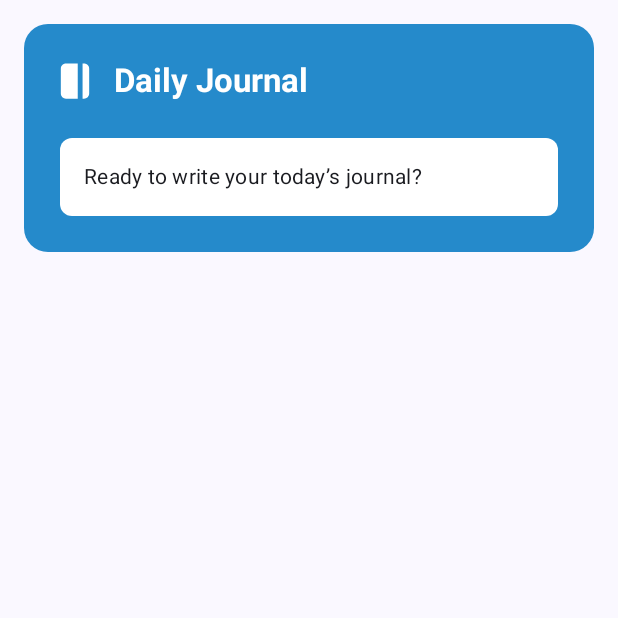
After one commit to daily-cloud/daily-cloud-md, an Android app built with Jetpack Compose: the composable JournalPreview called with empty values, on a phone screen of 412 x 824 dp, the top half of it. The commit adds this screen. Run offline under Robolectric (Android 15) with nearby library versions, the phone set to English and light mode, and no system bars; 2 statements that could not run were skipped.

Commit message:
[Journal] Tampilan Preview & Journal

```diff
--- /dev/null
+++ b/app/src/main/java/com/dailycloud/dailycloud/ui/components/JournalPreview.kt
@@ -0,0 +1,75 @@
+package com.dailycloud.dailycloud.ui.components
+
+import androidx.compose.foundation.background
+import androidx.compose.foundation.clickable
+import androidx.compose.foundation.layout.Arrangement
+import androidx.compose.foundation.layout.Box
+import androidx.compose.foundation.layout.Column
+import androidx.compose.foundation.layout.Row
+import androidx.compose.foundation.layout.fillMaxWidth
+import androidx.compose.foundation.layout.padding
+import androidx.compose.foundation.shape.RoundedCornerShape
+import androidx.compose.material3.Icon
+import androidx.compose.material3.MaterialTheme
+import androidx.compose.material3.Surface
+import androidx.compose.material3.Text
+import androidx.compose.runtime.Composable
+import androidx.compose.ui.Alignment
+import androidx.compose.ui.Modifier
+import androidx.compose.ui.graphics.Color
+import androidx.compose.ui.graphics.vector.ImageVector
+import androidx.compose.ui.res.painterResource
+import androidx.compose.ui.res.stringResource
+import androidx.compose.ui.text.font.FontWeight
+import androidx.compose.ui.text.style.TextOverflow
+import androidx.compose.ui.tooling.preview.Preview
+import androidx.compose.ui.unit.dp
+import com.dailycloud.dailycloud.R
+import com.dailycloud.dailycloud.ui.theme.DailyCloudTheme
+import com.dailycloud.dailycloud.ui.theme.Primary
+
+@Composable
+fun JournalPreview(
+    modifier: Modifier = Modifier,
+    journalContent: String?,
+    toJournal: () -> Unit,
+) {
+    Column(
+        modifier = modifier
+            .padding(16.dp)
+            .fillMaxWidth()
+            .background(color = Primary, shape = RoundedCornerShape(16.dp))
+    ) {
+        Row(
+            modifier = Modifier.padding(24.dp),
+            horizontalArrangement = Arrangement.spacedBy(16.dp),
+            verticalAlignment = Alignment.CenterVertically
+        ) {
+            Icon(
+                painter = painterResource(R.drawable.journal),
+                contentDescription = stringResource(R.string.daily_journal),
+                tint = Color.White,
+            )
+            Text(stringResource(
+                R.string.daily_journal),
+                color = Color.White,
+                fontWeight = FontWeight.Bold,
+                style = MaterialTheme.typography.titleLarge
+            )
+        }
+        Box(
+            modifier = Modifier
+                .fillMaxWidth()
+                .padding(start = 24.dp, end = 24.dp, bottom = 24.dp)
+                .background(color = Color.White, shape = RoundedCornerShape(8.dp)),
+        ) {
+            Text(
+                journalContent ?: stringResource(R.string.ready_to_write_your_today_s_journal),
+                style = MaterialTheme.typography.bodyMedium,
+                maxLines = 3,
+                overflow = TextOverflow.Ellipsis,
+                modifier = Modifier.fillMaxWidth().clickable { toJournal() }.padding(16.dp),
+            )
+        }
+    }
+}
--- /dev/null
+++ b/app/src/main/res/drawable/journal.xml
@@ -0,0 +1,4 @@
+<vector android:height="24dp" android:viewportHeight="19"
+    android:viewportWidth="16" android:width="20.210526dp" xmlns:android="http://schemas.android.com/apk/res/android">
+    <path android:fillColor="#ffffff" android:pathData="M9.461,19H3.188C2.458,18.999 1.759,18.718 1.244,18.218C0.728,17.718 0.438,17.04 0.438,16.333V3C0.438,2.293 0.728,1.615 1.244,1.115C1.759,0.615 2.458,0.334 3.188,0.333H9.461V19ZM12.813,19H12.039V0.333H12.813C13.542,0.334 14.241,0.615 14.756,1.115C15.272,1.615 15.562,2.293 15.563,3V16.333C15.562,17.04 15.272,17.718 14.756,18.218C14.241,18.718 13.542,18.999 12.813,19Z"/>
+</vector>
```
Also changed, not shown: app/src/main/java/com/dailycloud/dailycloud/data/local/model/Journal.kt (+11 -1 lines), app/src/main/java/com/dailycloud/dailycloud/ui/navigation/NavigationGraph.kt (+11 -7 lines), app/src/main/java/com/dailycloud/dailycloud/ui/screen/journal/JournalScreen.kt (+92 -1 lines), app/src/main/java/com/dailycloud/dailycloud/ui/screen/journal/JournalViewModel.kt (+10 -0 lines).
